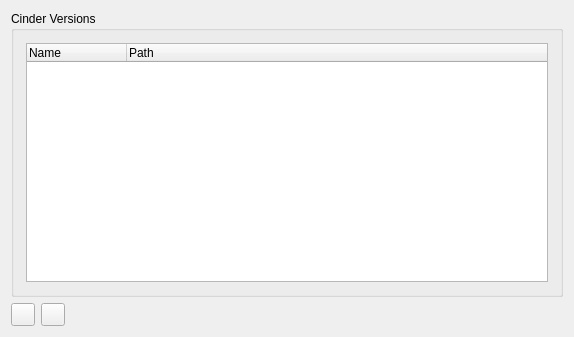
Above: ui/PrefsDlg.ui from cinder/TinderBox before the change. Below: the same form after it.
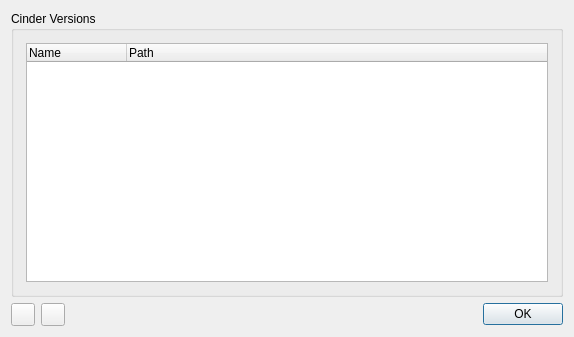
That is the form after the change. Icons and pictures are not drawn.

Commit message:
make 'Preferences' dialog user-friendly
enable close button in top right corner
add simple 'OK' button that will accept dialog (hide it)

What changed in the file:
```diff
--- a/ui/PrefsDlg.ui
+++ b/ui/PrefsDlg.ui
@@ -136,6 +136,19 @@
          </property>
         </spacer>
        </item>
+       <item>
+        <widget class="QPushButton" name="okButton">
+         <property name="sizePolicy">
+          <sizepolicy hsizetype="Minimum" vsizetype="Fixed">
+           <horstretch>0</horstretch>
+           <verstretch>0</verstretch>
+          </sizepolicy>
+         </property>
+         <property name="text">
+          <string>OK</string>
+         </property>
+        </widget>
+       </item>
       </layout>
      </item>
     </layout>
```
Left out of the diff: 19 changed lines with no effect on the pictures. The commit also changes 1 other file.
